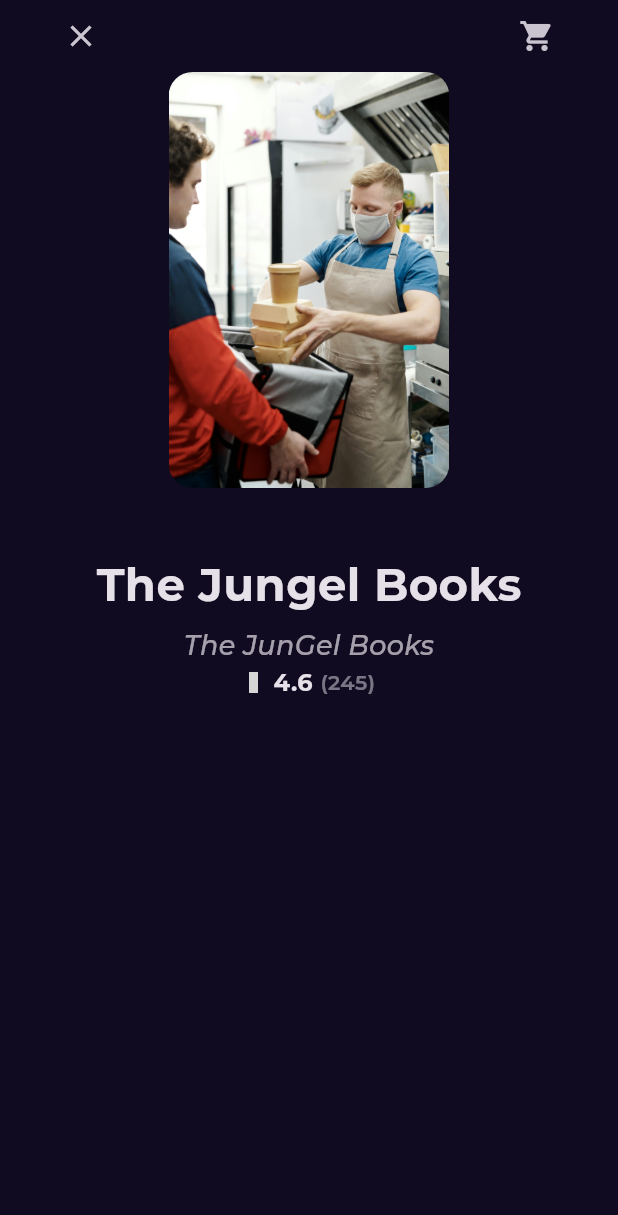
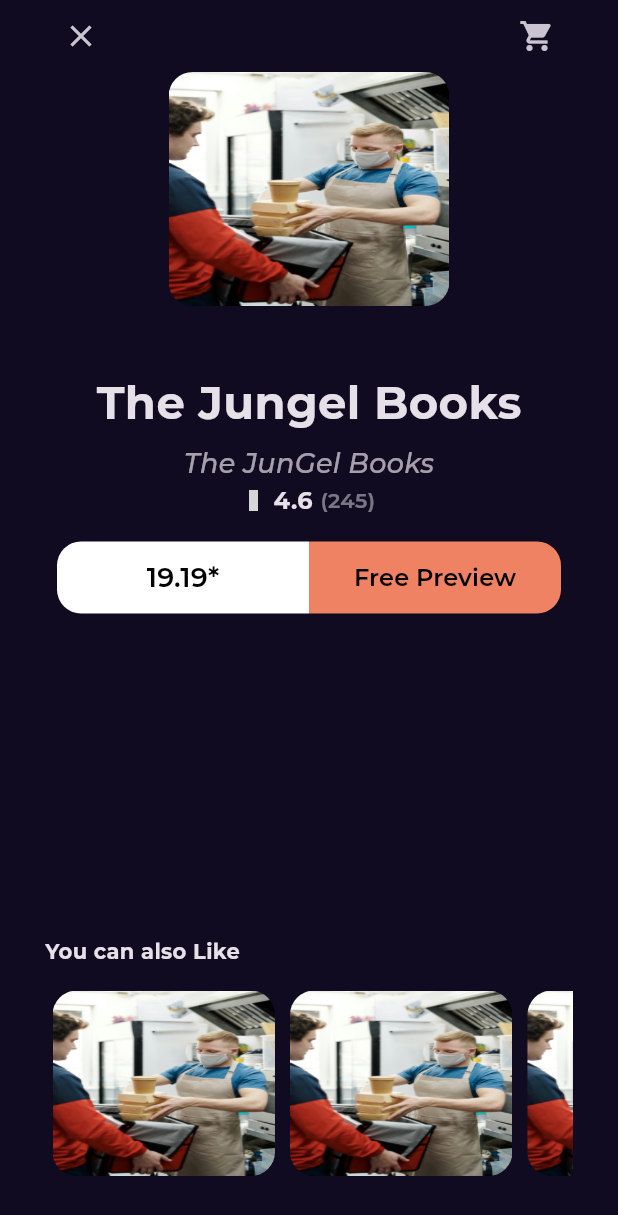
Before and after one commit to reemmohmed/bookly, a Flutter app: the BookDetaliseView screen opened by its route, on a phone screen of 412 x 824 dp. Shown: the top 1215 px of the screen. Run offline on Flutter 3.47's test engine with Material 3 defaults, Android fonts, the phone set to English and light mode, and no system bars; our stand-ins replace get, go_router, google_fonts; missing offline and left inert: font_awesome_icon_class; grey boxes are pictures that could not be loaded.

Commit message:
refact book detals view

```diff
--- /dev/null
+++ b/lib/Features/Home/presentaion/Views/widgets/book_action.dart
@@ -0,0 +1,39 @@
+import 'package:flutter/material.dart';
+
+import '../../../../../core/widgets/custom_buttom.dart';
+
+class BookAction extends StatelessWidget {
+  const BookAction({super.key});
+
+  @override
+  Widget build(BuildContext context) {
+    return const Padding(
+      padding: EdgeInsets.symmetric(horizontal: 8),
+      child: const Row(
+        children: [
+          Expanded(
+            child: CustomButtom(
+              titel: '19.19*',
+              bacgroundColor: Colors.white,
+              textColor: Colors.black,
+              borderRadius: BorderRadius.only(
+                  topLeft: Radius.circular(16),
+                  bottomLeft: Radius.circular(16)),
+            ),
+          ),
+          Expanded(
+            child: CustomButtom(
+              fontsize: 16,
+              titel: 'Free Preview',
+              bacgroundColor: Color(0xffEF8262),
+              textColor: Colors.black,
+              borderRadius: BorderRadius.only(
+                  topRight: Radius.circular(16),
+                  bottomRight: Radius.circular(16)),
+            ),
+          )
+        ],
+      ),
+    );
+  }
+}
--- /dev/null
+++ b/lib/Features/Home/presentaion/Views/widgets/books_detales_section.dart
@@ -0,0 +1,48 @@
+import 'package:bookly/Features/Home/presentaion/Views/widgets/book_action.dart';
+import 'package:bookly/Features/Home/presentaion/Views/widgets/book_rating.dart';
+import 'package:bookly/Features/Home/presentaion/Views/widgets/custom_book_item.dart';
+import 'package:flutter/material.dart';
+
+import '../../../../../core/Utils/Style.dart';
+
+class BooksDetalesSection extends StatelessWidget {
+  const BooksDetalesSection({super.key});
+
+  @override
+  Widget build(BuildContext context) {
+    var wight = MediaQuery.of(context).size.width;
+    return Column(
+      children: [
+        Padding(
+          padding: EdgeInsets.symmetric(horizontal: wight * .2),
+          child: const CustomBookItem(),
+        ),
+        const SizedBox(
+          height: 43,
+        ),
+        Text(
+          'The Jungel Books',
+          style: Styles.textStyle30.copyWith(fontWeight: FontWeight.bold),
+        ),
+        const SizedBox(
+          height: 6,
+        ),
+        Opacity(
+          opacity: .7,
+          child: Text(
+            'The JunGel Books',
+            style: Styles.textStyle18.copyWith(
+                fontStyle: FontStyle.italic, fontWeight: FontWeight.w500),
+          ),
+        ),
+        const BookRating(
+          mainAxisAlignment: MainAxisAlignment.center,
+        ),
+        const SizedBox(
+          height: 16,
+        ),
+        const BookAction(),
+      ],
+    );
+  }
+}
--- a/lib/Features/Home/presentaion/Views/widgets/custom_book_item.dart
+++ b/lib/Features/Home/presentaion/Views/widgets/custom_book_item.dart
@@ -7,7 +7,8 @@ class CustomBookItem extends StatelessWidget {
   @override
   Widget build(BuildContext context) {
     return AspectRatio(
-      aspectRatio: 2.7 / 4,
+      //2.7/4
+      aspectRatio: 3.6 / 3,
       child: Container(
         decoration: BoxDecoration(
             image: const DecorationImage(
--- a/lib/Features/Home/presentaion/Views/widgets/detalse_view_body.dart
+++ b/lib/Features/Home/presentaion/Views/widgets/detalse_view_body.dart
@@ -1,48 +1,37 @@
-import 'package:bookly/Features/Home/presentaion/Views/widgets/book_rating.dart';
-import 'package:bookly/Features/Home/presentaion/Views/widgets/custom_book_item.dart';
-import 'package:bookly/core/Utils/Style.dart';
+import 'package:bookly/Features/Home/presentaion/Views/widgets/books_detales_section.dart';
+import 'package:bookly/Features/Home/presentaion/Views/widgets/simeller_books_section.dart';
 import 'package:flutter/material.dart';
 
 import 'custom_book_detase_app_bar.dart';
 
 class BookDetalseViewBody extends StatelessWidget {
   const BookDetalseViewBody({super.key});
-
   @override
   Widget build(BuildContext context) {
-    var wight = MediaQuery.of(context).size.width;
-    return Padding(
-      padding: const EdgeInsets.symmetric(horizontal: 30),
-      child: Column(
-        children: [
-          const CustomBookDetalseAppBar(),
-          Padding(
-            padding: EdgeInsets.symmetric(horizontal: wight * .2),
-            child: const CustomBookItem(),
-          ),
-          const SizedBox(
-            height: 43,
-          ),
-          Text(
-            'The Jungel Books',
-            style: Styles.textStyle30.copyWith(fontWeight: FontWeight.bold),
-          ),
-          const SizedBox(
-            height: 6,
-          ),
-          Opacity(
-            opacity: .7,
-            child: Text(
-              'The JunGel Books',
-              style: Styles.textStyle18.copyWith(
-                  fontStyle: FontStyle.italic, fontWeight: FontWeight.w500),
+    return const CustomScrollView(
+      slivers: [
+        SliverFillRemaining(
+          hasScrollBody: false,
+          child: Padding(
+            padding: EdgeInsets.symmetric(horizontal: 30),
+            child: Column(
+              children: [
+                CustomBookDetalseAppBar(),
+                BooksDetalesSection(),
+                Expanded(
+                  child: SizedBox(
+                    height: 50,
+                  ),
+                ),
+                SimellerBooksSection(),
+                SizedBox(
+                  height: 40,
+                ),
+              ],
             ),
           ),
-          const BookRating(
-            mainAxisAlignment: MainAxisAlignment.center,
-          )
-        ],
-      ),
+        )
+      ],
     );
   }
 }
--- /dev/null
+++ b/lib/Features/Home/presentaion/Views/widgets/simeller_books_list_view.dart
@@ -0,0 +1,21 @@
+import 'package:bookly/Features/Home/presentaion/Views/widgets/custom_book_item.dart';
+import 'package:flutter/material.dart';
+
+class SimellerBooksListView extends StatelessWidget {
+  const SimellerBooksListView({super.key});
+
+  @override
+  Widget build(BuildContext context) {
+    return SizedBox(
+      height: MediaQuery.of(context).size.height * .15,
+      child: ListView.builder(
+          scrollDirection: Axis.horizontal,
+          itemBuilder: (context, index) {
+            return const Padding(
+              padding: EdgeInsets.symmetric(horizontal: 5),
+              child: CustomBookItem(),
+            );
+          }),
+    );
+  }
+}
--- /dev/null
+++ b/lib/Features/Home/presentaion/Views/widgets/simeller_books_section.dart
@@ -0,0 +1,24 @@
+import 'package:bookly/Features/Home/presentaion/Views/widgets/simeller_books_list_view.dart';
+import 'package:bookly/core/Utils/Style.dart';
+import 'package:flutter/material.dart';
+
+class SimellerBooksSection extends StatelessWidget {
+  const SimellerBooksSection({super.key});
+
+  @override
+  Widget build(BuildContext context) {
+    return Column(
+      crossAxisAlignment: CrossAxisAlignment.start,
+      children: [
+        Text(
+          'You can also Like',
+          style: Styles.textStyle14.copyWith(fontWeight: FontWeight.bold),
+        ),
+        const SizedBox(
+          height: 16,
+        ),
+        const SimellerBooksListView(),
+      ],
+    );
+  }
+}
--- /dev/null
+++ b/lib/core/widgets/custom_buttom.dart
@@ -0,0 +1,34 @@
+import 'package:bookly/core/Utils/Style.dart';
+import 'package:flutter/material.dart';
+
+class CustomButtom extends StatelessWidget {
+  const CustomButtom(
+      {super.key,
+      required this.bacgroundColor,
+      required this.textColor,
+      required this.borderRadius,
+      required this.titel,
+      this.fontsize});
+  final Color bacgroundColor;
+  final Color textColor;
+  final String titel;
+  final double? fontsize;
+  final BorderRadius? borderRadius;
+  @override
+  Widget build(BuildContext context) {
+    return SizedBox(
+      height: 48,
+      child: TextButton(
+          style: TextButton.styleFrom(
+              backgroundColor: bacgroundColor,
+              shape: RoundedRectangleBorder(
+                  borderRadius: borderRadius ?? BorderRadius.circular(16))),
+          onPressed: () {},
+          child: Text(
+            titel,
+            style: Styles.textStyle18
+                .copyWith(color: textColor, fontSize: fontsize),
+          )),
+    );
+  }
+}
```
